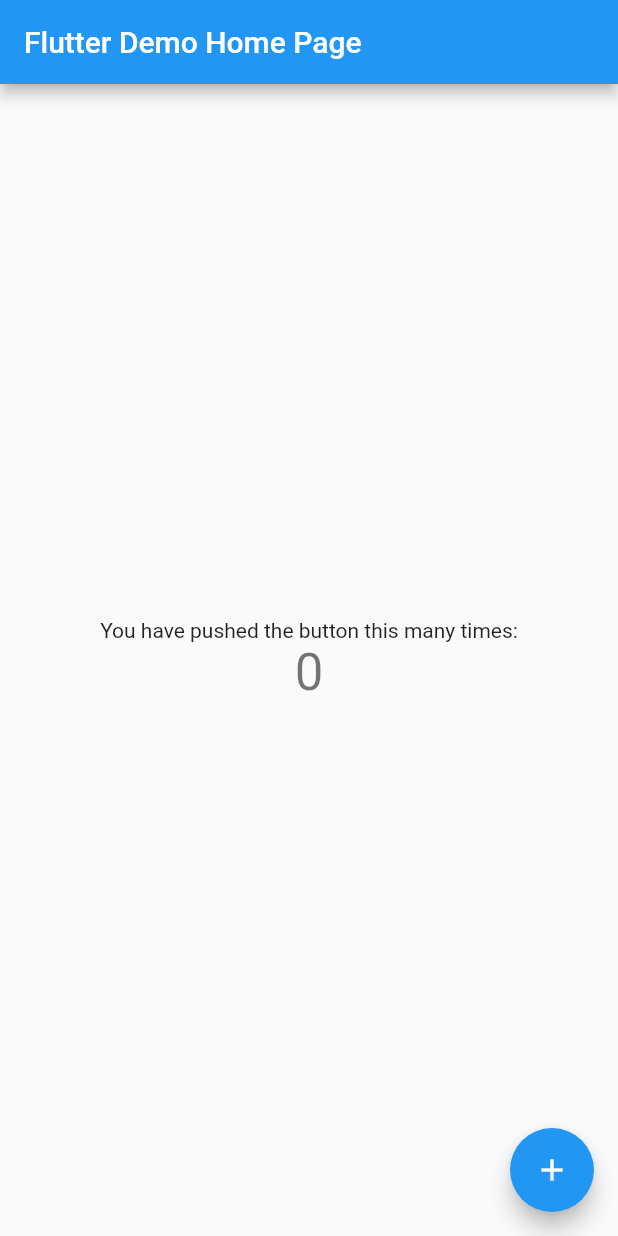
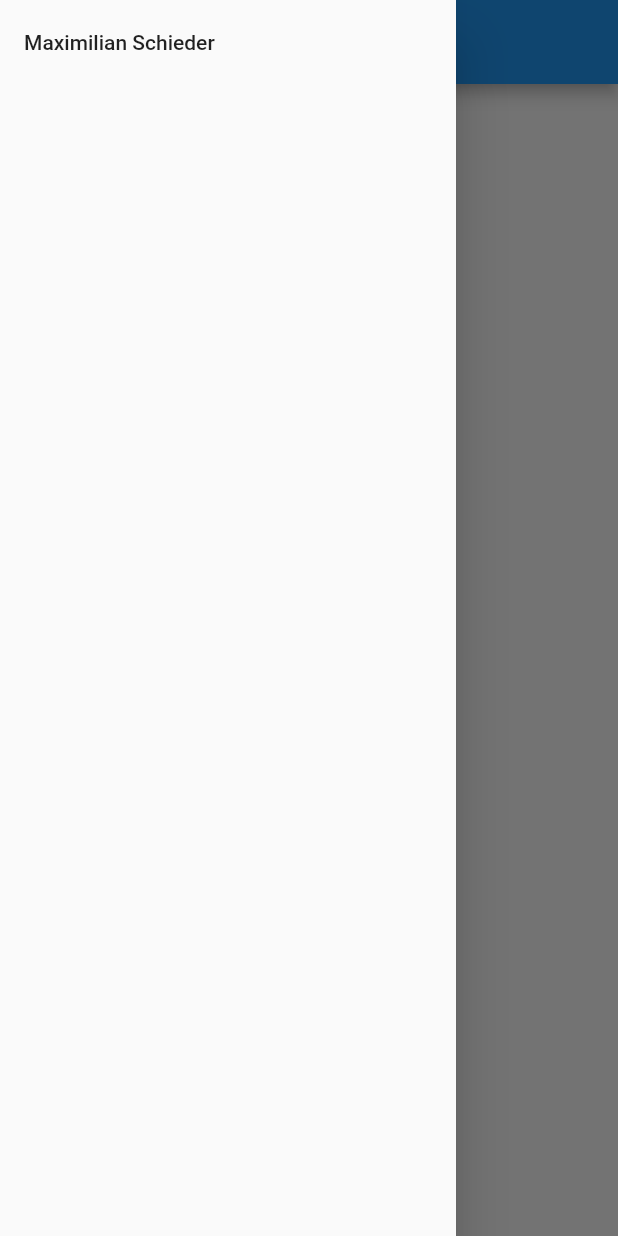
Before and after one commit to gbklegal/Flutter-Steuermachen, a Flutter app: the screen it shows after launch, with the side drawer open (before the commit the screen has no drawer), on a phone screen of 412 x 824 dp. Run offline on Flutter 3.47's test engine with Material 2 defaults, Android fonts, the phone set to English and light mode, and no system bars.

Commit message:
Removed Unused functions and add NavDrawer widget

```diff
--- a/lib/main.dart
+++ b/lib/main.dart
@@ -1,29 +1,17 @@
 import 'package:flutter/material.dart';
+import 'package:steuermachen/widget/nav-drawer.dart';
 
 void main() {
   runApp(MyApp());
 }
 
 class MyApp extends StatelessWidget {
-  // This widget is the root of your application.
   @override
   Widget build(BuildContext context) {
     return MaterialApp(
       title: 'Flutter Demo',
       theme: ThemeData(
-        // This is the theme of your application.
-        //
-        // Try running your application with "flutter run". You'll see the
-        // application has a blue toolbar. Then, without quitting the app, try
-        // changing the primarySwatch below to Colors.green and then invoke
-        // "hot reload" (press "r" in the console where you ran "flutter run",
-        // or simply save your changes to "hot reload" in a Flutter IDE).
-        // Notice that the counter didn't reset back to zero; the application
-        // is not restarted.
         primarySwatch: Colors.blue,
-        // This makes the visual density adapt to the platform that you run
-        // the app on. For desktop platforms, the controls will be smaller and
-        // closer together (more dense) than on mobile platforms.
         visualDensity: VisualDensity.adaptivePlatformDensity,
       ),
       home: MyHomePage(title: 'Flutter Demo Home Page'),
@@ -33,16 +21,6 @@ class MyApp extends StatelessWidget {
 
 class MyHomePage extends StatefulWidget {
   MyHomePage({Key key, this.title}) : super(key: key);
-
-  // This widget is the home page of your application. It is stateful, meaning
-  // that it has a State object (defined below) that contains fields that affect
-  // how it looks.
-
-  // This class is the configuration for the state. It holds the values (in this
-  // case the title) provided by the parent (in this case the App widget) and
-  // used by the build method of the State. Fields in a Widget subclass are
-  // always marked "final".
-
   final String title;
 
   @override
@@ -50,68 +28,16 @@ class MyHomePage extends StatefulWidget {
 }
 
 class _MyHomePageState extends State<MyHomePage> {
-  int _counter = 0;
-
-  void _incrementCounter() {
-    setState(() {
-      // This call to setState tells the Flutter framework that something has
-      // changed in this State, which causes it to rerun the build method below
-      // so that the display can reflect the updated values. If we changed
-      // _counter without calling setState(), then the build method would not be
-      // called again, and so nothing would appear to happen.
-      _counter++;
-    });
-  }
-
   @override
   Widget build(BuildContext context) {
-    // This method is rerun every time setState is called, for instance as done
-    // by the _incrementCounter method above.
-    //
-    // The Flutter framework has been optimized to make rerunning build methods
-    // fast, so that you can just rebuild anything that needs updating rather
-    // than having to individually change instances of widgets.
     return Scaffold(
       appBar: AppBar(
-        // Here we take the value from the MyHomePage object that was created by
-        // the App.build method, and use it to set our appbar title.
         title: Text(widget.title),
       ),
+      drawer: NavDrawer(),
       body: Center(
-        // Center is a layout widget. It takes a single child and positions it
-        // in the middle of the parent.
-        child: Column(
-          // Column is also a layout widget. It takes a list of children and
-          // arranges them vertically. By default, it sizes itself to fit its
-          // children horizontally, and tries to be as tall as its parent.
-          //
-          // Invoke "debug painting" (press "p" in the console, choose the
-          // "Toggle Debug Paint" action from the Flutter Inspector in Android
-          // Studio, or the "Toggle Debug Paint" command in Visual Studio Code)
-          // to see the wireframe for each widget.
-          //
-          // Column has various properties to control how it sizes itself and
-          // how it positions its children. Here we use mainAxisAlignment to
-          // center the children vertically; the main axis here is the vertical
-          // axis because Columns are vertical (the cross axis would be
-          // horizontal).
-          mainAxisAlignment: MainAxisAlignment.center,
-          children: <Widget>[
-            Text(
-              'You have pushed the button this many times:',
-            ),
-            Text(
-              '$_counter',
-              style: Theme.of(context).textTheme.headline4,
-            ),
-          ],
-        ),
+        child: Text("You are not signed in."),
       ),
-      floatingActionButton: FloatingActionButton(
-        onPressed: _incrementCounter,
-        tooltip: 'Increment',
-        child: Icon(Icons.add),
-      ), // This trailing comma makes auto-formatting nicer for build methods.
     );
   }
 }
--- /dev/null
+++ b/lib/widget/nav-drawer.dart
@@ -0,0 +1,16 @@
+import 'package:flutter/material.dart';
+
+class NavDrawer extends StatelessWidget {
+  @override
+  Widget build(BuildContext context) {
+    return Drawer(
+      child: ListView(
+        children: [
+          ListTile(
+            title: Text("Maximilian Schieder"),
+          ),
+        ],
+      ),
+    );
+  }
+}
```
